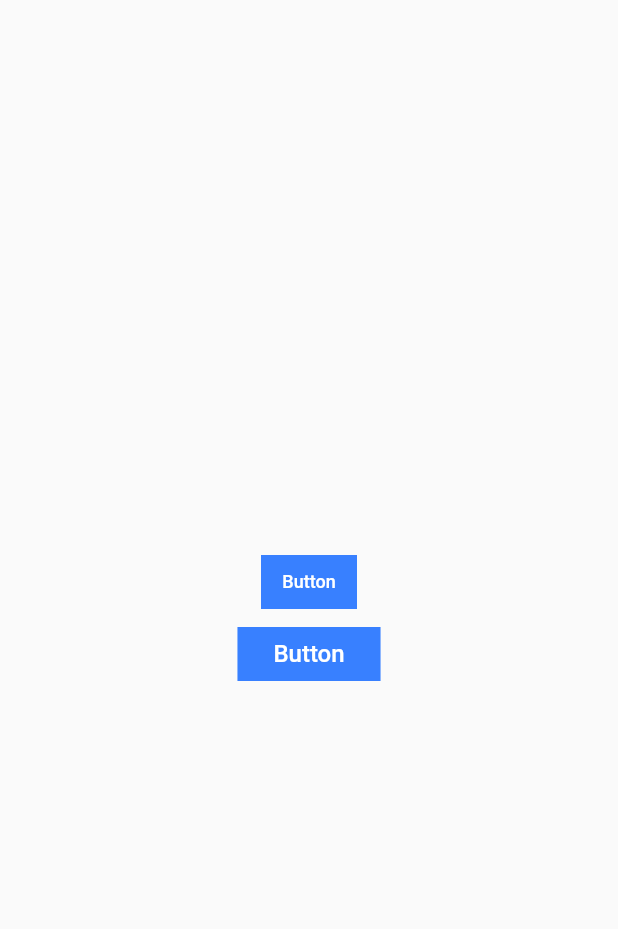
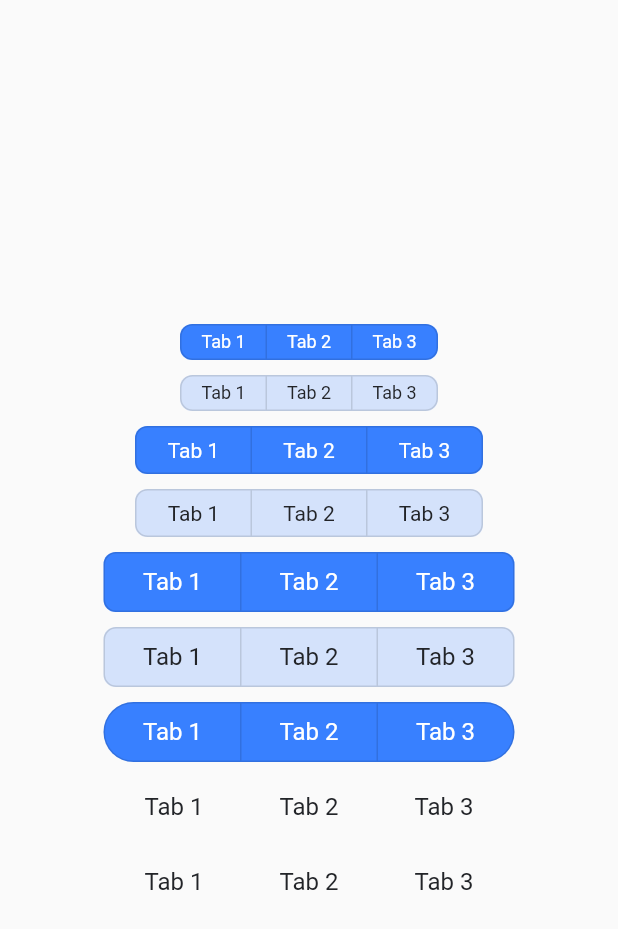
Before and after one commit to zero-one-group/zog-ui, a Flutter app: the screen it shows after launch, on a phone screen of 412 x 824 dp. Shown: the top 929 px of the screen. Run offline on Flutter 3.47's test engine with Material 2 defaults, Android fonts, the phone set to English and light mode, and no system bars.

Commit message:
feat: button group (default, outlined, text)

```diff
--- a/packages/mobile/example/lib/main.dart
+++ b/packages/mobile/example/lib/main.dart
@@ -10,6 +10,14 @@ class MyApp extends StatelessWidget {
 
   @override
   Widget build(BuildContext context) {
+    const List<Widget> children = <Widget>[
+      Text('Tab 1'),
+      Text('Tab 2'),
+      Text('Tab 3')
+    ];
+
+    List<bool> isSelected = [false, false, false];
+
     return MaterialApp(
       title: 'Flutter Demo',
       theme: ThemeData(
@@ -22,15 +30,73 @@ class MyApp extends StatelessWidget {
           child: Column(
             mainAxisAlignment: MainAxisAlignment.center,
             children: [
-              ZeroButton.primary(
-                onPressed: () {},
-                text: 'Button',
+              ZeroButtonGroup.solid(
+                selectedItems: isSelected,
                 buttonSizeType: ButtonSizeType.small,
+                children: children,
               ),
-              ZeroButton.primary(
-                onPressed: () {},
-                text: 'Button',
+              const SizedBox(
+                height: 10,
+              ),
+              ZeroButtonGroup.outline(
+                buttonSizeType: ButtonSizeType.small,
+                selectedItems: isSelected,
+                children: children,
+              ),
+              const SizedBox(
+                height: 10,
+              ),
+              ZeroButtonGroup.solid(
+                selectedItems: isSelected,
+                children: children,
+              ),
+              const SizedBox(
+                height: 10,
+              ),
+              ZeroButtonGroup.outline(
+                selectedItems: isSelected,
+                children: children,
+              ),
+              const SizedBox(
+                height: 10,
+              ),
+              ZeroButtonGroup.solid(
+                selectedItems: isSelected,
                 buttonSizeType: ButtonSizeType.large,
+                children: children,
+              ),
+              const SizedBox(
+                height: 10,
+              ),
+              ZeroButtonGroup.outline(
+                buttonSizeType: ButtonSizeType.large,
+                selectedItems: isSelected,
+                children: children,
+              ),
+              const SizedBox(
+                height: 10,
+              ),
+              ZeroButtonGroup.solid(
+                buttonSizeType: ButtonSizeType.large,
+                buttonRadiusType: ButtonRadiusType.rounded,
+                selectedItems: isSelected,
+                children: children,
+              ),
+              const SizedBox(
+                height: 10,
+              ),
+              ZeroButtonGroup.text(
+                buttonSizeType: ButtonSizeType.large,
+                selectedItems: isSelected,
+                children: children,
+              ),
+              const SizedBox(
+                height: 10,
+              ),
+              ZeroButtonGroup.underline(
+                buttonSizeType: ButtonSizeType.large,
+                selectedItems: isSelected,
+                children: children,
               ),
             ],
           ),
--- /dev/null
+++ b/packages/mobile/lib/components/button_group/zero_button_group.dart
@@ -0,0 +1,144 @@
+import 'package:flutter/material.dart';
+import 'package:zero_ui_mobile/types/button_group_type.dart';
+import 'package:zero_ui_mobile/types/button_radius_type.dart';
+import 'package:zero_ui_mobile/types/button_size_type.dart';
+
+class ZeroButtonGroup extends StatefulWidget {
+  final List<Widget> children;
+  final List<bool> selectedItems;
+  final bool vertical;
+
+  final ButtonSizeType buttonSizeType;
+  final ButtonRadiusType buttonRadiusType;
+  final ButtonGroupType buttonGroupType;
+
+  const ZeroButtonGroup(
+      {super.key,
+      required this.children,
+      required this.selectedItems,
+      this.vertical = false,
+      this.buttonSizeType = ButtonSizeType.medium,
+      this.buttonRadiusType = ButtonRadiusType.curved,
+      this.buttonGroupType = ButtonGroupType.solid});
+
+  factory ZeroButtonGroup.solid(
+      {Key? key,
+      required List<Widget> children,
+      required List<bool> selectedItems,
+      ButtonSizeType buttonSizeType = ButtonSizeType.medium,
+      ButtonRadiusType buttonRadiusType = ButtonRadiusType.curved,
+      bool vertical = false}) {
+    return ZeroButtonGroup(
+      selectedItems: selectedItems,
+      vertical: vertical,
+      buttonGroupType: ButtonGroupType.solid,
+      buttonSizeType: buttonSizeType,
+      buttonRadiusType: buttonRadiusType,
+      children: children,
+    );
+  }
+
+  factory ZeroButtonGroup.outline(
+      {Key? key,
+      required List<Widget> children,
+      required List<bool> selectedItems,
+      ButtonSizeType buttonSizeType = ButtonSizeType.medium,
+      buttonRadiusType = ButtonRadiusType.curved,
+      bool vertical = false}) {
+    return ZeroButtonGroup(
+      selectedItems: selectedItems,
+      vertical: vertical,
+      buttonGroupType: ButtonGroupType.outline,
+      buttonSizeType: buttonSizeType,
+      buttonRadiusType: buttonRadiusType,
+      children: children,
+    );
+  }
+
+  factory ZeroButtonGroup.text(
+      {Key? key,
+      required List<Widget> children,
+      required List<bool> selectedItems,
+      ButtonSizeType buttonSizeType = ButtonSizeType.medium,
+      buttonRadiusType = ButtonRadiusType.curved,
+      bool vertical = false}) {
+    return ZeroButtonGroup(
+      selectedItems: selectedItems,
+      vertical: vertical,
+      buttonGroupType: ButtonGroupType.text,
+      buttonSizeType: buttonSizeType,
+      buttonRadiusType: buttonRadiusType,
+      children: children,
+    );
+  }
+
+  factory ZeroButtonGroup.underline(
+      {Key? key,
+      required List<Widget> children,
+      required List<bool> selectedItems,
+      ButtonSizeType buttonSizeType = ButtonSizeType.medium,
+      buttonRadiusType = ButtonRadiusType.rectangle,
+      bool vertical = false}) {
+    return ZeroButtonGroup(
+      selectedItems: selectedItems,
+      vertical: vertical,
+      buttonGroupType: ButtonGroupType.underline,
+      buttonSizeType: buttonSizeType,
+      buttonRadiusType: buttonRadiusType,
+      children: children,
+    );
+  }
+
+  @override
+  State<ZeroButtonGroup> createState() => _ZeroButtonGroupState();
+}
+
+class _ZeroButtonGroupState extends State<ZeroButtonGroup> {
+  @override
+  Widget build(BuildContext context) {
+    return Container(
+      padding: EdgeInsets.zero,
+      height: widget.buttonSizeType.height,
+      decoration: BoxDecoration(
+          color: widget.buttonGroupType.fillColor,
+          borderRadius: _getBorderRadius(widget.buttonRadiusType)),
+      child: ToggleButtons(
+        direction: widget.vertical ? Axis.vertical : Axis.horizontal,
+        onPressed: (int index) {
+          setState(() {
+            for (int i = 0; i < widget.selectedItems.length; i++) {
+              widget.selectedItems[i] = i == index;
+            }
+          });
+        },
+        borderRadius: _getBorderRadius(widget.buttonRadiusType),
+        selectedBorderColor: widget.buttonGroupType.borderBorderColor,
+        selectedColor: widget.buttonGroupType.selectedColor,
+        fillColor: widget.buttonGroupType.selectedFillColor,
+        color: widget.buttonGroupType.color,
+        borderWidth: widget.buttonGroupType.borderWidth,
+        constraints: BoxConstraints(
+          minHeight: widget.buttonSizeType.height,
+          minWidth: widget.buttonSizeType.width,
+        ),
+        renderBorder: widget.buttonGroupType.renderBorder,
+        isSelected: widget.selectedItems,
+        textStyle: TextStyle(fontSize: widget.buttonSizeType.fontSize),
+        children: widget.children,
+      ),
+    );
+  }
+
+  BorderRadius _getBorderRadius(ButtonRadiusType buttonRadiusType) {
+    switch (buttonRadiusType) {
+      case ButtonRadiusType.rectangle:
+        return widget.buttonRadiusType.borderRadius;
+      case ButtonRadiusType.curved:
+        return widget.buttonRadiusType.borderRadius;
+      case ButtonRadiusType.rounded:
+        return widget.buttonRadiusType.borderRadius;
+      default:
+        return widget.buttonSizeType.borderRadius;
+    }
+  }
+}
--- /dev/null
+++ b/packages/mobile/lib/types/button_group_type.dart
@@ -0,0 +1,115 @@
+import 'package:flutter/material.dart';
+import 'package:zero_ui_mobile/colors/zero_colors.dart';
+
+enum ButtonGroupType {
+  solid, // 'default' can not be used since this is a dart keyword
+  outline,
+  text,
+  underline,
+  ;
+
+  Color get fillColor {
+    switch (this) {
+      case solid:
+        return ZeroColors.primary;
+      case outline:
+        return ZeroColors.primary.withAlpha(50);
+      case text:
+        return ZeroColors.transparent;
+      case underline:
+        return ZeroColors.transparent;
+      default:
+        return ZeroColors.primary;
+    }
+  }
+
+  Color get selectedFillColor {
+    switch (this) {
+      case solid:
+        return ZeroColors.white.withAlpha(50);
+      case outline:
+        return ZeroColors.primary.withAlpha(50);
+      case text:
+        return ZeroColors.grey.withAlpha(50);
+      case underline:
+        return ZeroColors.transparent;
+      default:
+        return ZeroColors.primary;
+    }
+  }
+
+  Color get color {
+    switch (this) {
+      case solid:
+        return ZeroColors.white;
+      case outline:
+        return ZeroColors.dark;
+      case text:
+        return ZeroColors.dark;
+      case underline:
+        return ZeroColors.dark;
+      default:
+        return ZeroColors.primary;
+    }
+  }
+
+  Color get borderBorderColor {
+    switch (this) {
+      case solid:
+        return ZeroColors.transparent;
+      case outline:
+        return ZeroColors.primary;
+      case text:
+        return ZeroColors.dark;
+      case underline:
+        return ZeroColors.dark;
+      default:
+        return ZeroColors.white;
+    }
+  }
+
+  Color get selectedColor {
+    switch (this) {
+      case solid:
+        return ZeroColors.white;
+      case outline:
+        return ZeroColors.primary;
+      case text:
+        return ZeroColors.dark;
+      case underline:
+        return ZeroColors.primary;
+      default:
+        return ZeroColors.white;
+    }
+  }
+
+  double get borderWidth {
+    switch (this) {
+      case solid:
+        return 1;
+      case outline:
+        return 1;
+      case text:
+        return 0;
+      case underline:
+        return 0;
+      default:
+        return 1;
+    }
+  }
+
+  bool get renderBorder {
+    switch (this) {
+      case solid:
+        return true;
+      case outline:
+        return true;
+      case text:
+        return false;
+      case underline:
+        return false;
+      default:
+        return true;
+    }
+  }
+}
--- a/packages/mobile/lib/types/button_radius_type.dart
+++ b/packages/mobile/lib/types/button_radius_type.dart
@@ -1,5 +1,19 @@
+import 'package:flutter/material.dart';
+
 enum ButtonRadiusType {
   rectangle,
   curved,
   rounded,
+  ;
+
+  BorderRadius get borderRadius {
+    switch (this) {
+      case ButtonRadiusType.rectangle:
+        return const BorderRadius.all(Radius.circular(0));
+      case ButtonRadiusType.curved:
+        return const BorderRadius.all(Radius.circular(8));
+      case ButtonRadiusType.rounded:
+        return const BorderRadius.all(Radius.circular(24));
+    }
+  }
 }
--- a/packages/mobile/lib/types/button_size_type.dart
+++ b/packages/mobile/lib/types/button_size_type.dart
@@ -1,5 +1,67 @@
+import 'package:flutter/material.dart';
+
 enum ButtonSizeType {
   small,
   medium,
   large,
+  ;
+
+  EdgeInsets get padding {
+    switch (this) {
+      case ButtonSizeType.small:
+        return const EdgeInsets.symmetric(horizontal: 12, vertical: 4);
+      case ButtonSizeType.medium:
+        return const EdgeInsets.symmetric(horizontal: 20, vertical: 6);
+      case ButtonSizeType.large:
+        return const EdgeInsets.symmetric(horizontal: 24, vertical: 8);
+    }
+  }
+
+  double get fontSize {
+    switch (this) {
+      case ButtonSizeType.small:
+        return 12.0;
+      case ButtonSizeType.medium:
+        return 14.0;
+      case ButtonSizeType.large:
+        return 16.0;
+    }
+  }
+
+  double get height {
+    switch (this) {
+      case small:
+        return 24;
+      case medium:
+        return 32;
+      case large:
+        return 40;
+      default:
+        return 32;
+    }
+  }
+
+  double get width {
+    switch (this) {
+      case small:
+        return 56;
+      case medium:
+        return 76;
+      case large:
+        return 90;
+      default:
+        return 76;
+    }
+  }
+
+  BorderRadius get borderRadius {
+    switch (this) {
+      case small:
+        return const BorderRadius.all(Radius.circular(4));
+      case medium:
+        return const BorderRadius.all(Radius.circular(6));
+      case large:
+        return const BorderRadius.all(Radius.circular(8));
+    }
+  }
 }
--- a/packages/mobile/lib/zero_ui_mobile.dart
+++ b/packages/mobile/lib/zero_ui_mobile.dart
@@ -5,7 +5,9 @@ export './colors/zero_colors.dart';
 
 // components
 export './components/button/zero_button.dart';
+export './components/button_group/zero_button_group.dart';
 
 // types
 export './types/button_radius_type.dart';
+export './types/button_group_type.dart';
 export './types/button_size_type.dart';
--- a/packages/mobile/pubspec.yaml
+++ b/packages/mobile/pubspec.yaml
@@ -11,6 +11,7 @@ dependencies:
   flutter:
     sdk: flutter
   cupertino_icons: ^1.0.2
+  toggle_switch: ^2.0.1
   widgetbook: ^2.4.1
 
 dev_dependencies:
```
Also changed, not shown: packages/mobile/lib/components/button/zero_button.dart (+14 -7 lines), packages/mobile/widgetbook/widgetbook_component/button_group.dart (added, +28 -0 lines), packages/mobile/example/pubspec.lock, 1 other file.
